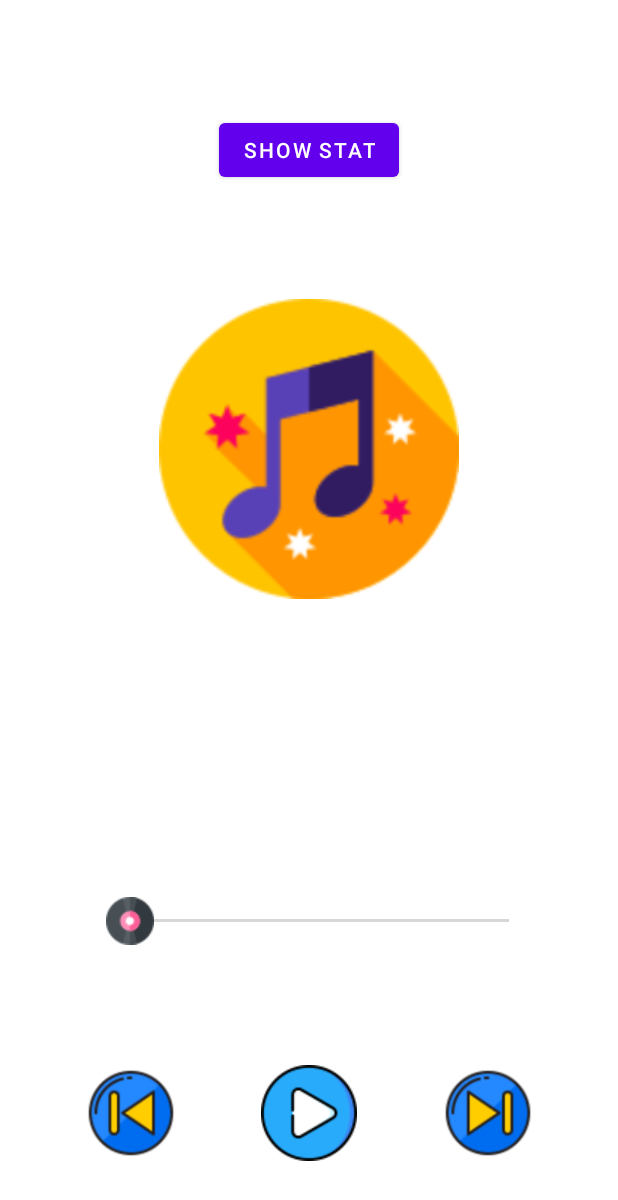
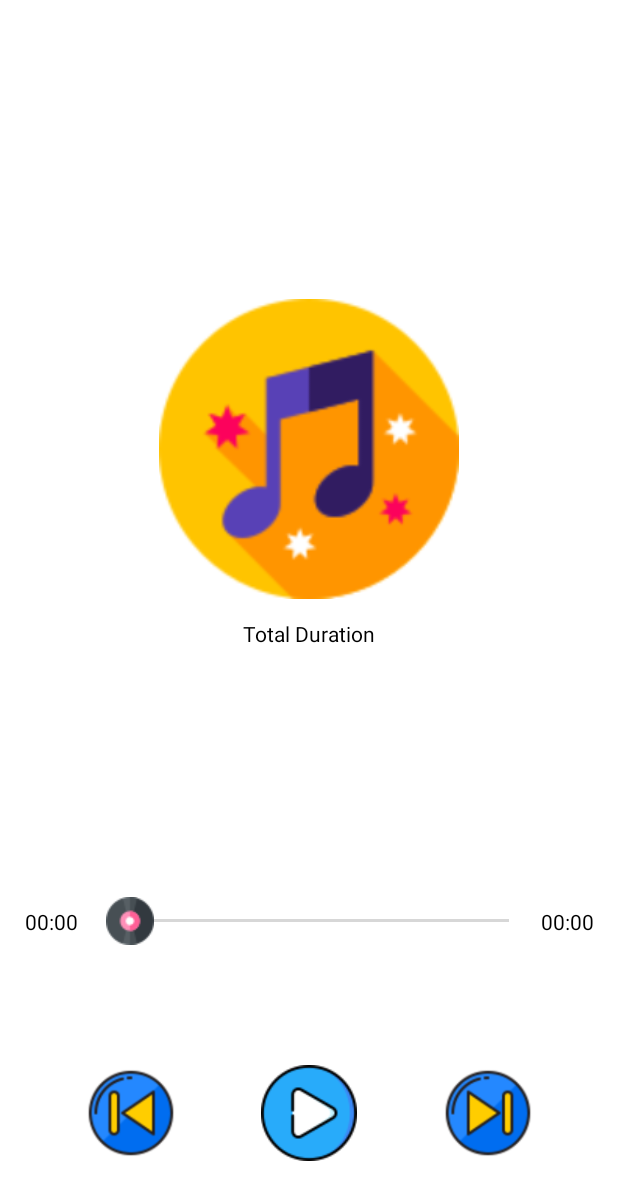
Before and after one commit to yashnaravade/MusicPlayer, an Android app: the layout activity_main.xml on its own in the app's theme, with its tools: preview values and no code run, on a phone screen of 412 x 824 dp. Shown: the top 1200 px of the screen. Run offline under Robolectric (Android 15) with nearby library versions, the phone set to English and light mode, and no system bars.

Commit message:
Sound Player Completed

```diff
--- a/app/src/main/java/com/example/musicplayer/MainActivity.kt
+++ b/app/src/main/java/com/example/musicplayer/MainActivity.kt
@@ -6,10 +6,7 @@ import android.os.Bundle
 import android.os.Handler
 import android.os.Looper
 import android.util.Log
-import android.widget.Button
-import android.widget.ImageView
-import android.widget.SeekBar
-import android.widget.Toast
+import android.widget.*
 
 class MainActivity : AppCompatActivity() {
 
@@ -17,6 +14,10 @@ class MainActivity : AppCompatActivity() {
     lateinit var  seekBar: SeekBar
     lateinit var  btnPlay: ImageView
     var currentSongNumber: Int =1
+
+    lateinit var tvTotalDuration: TextView
+    lateinit var tvPassedDuration: TextView
+    lateinit var tvRemainingDuration: TextView
 
     override fun onCreate(savedInstanceState: Bundle?) {
         super.onCreate(savedInstanceState)
@@ -29,35 +30,33 @@ class MainActivity : AppCompatActivity() {
         val btnNext: ImageView = findViewById(R.id.btnNext)
         seekBar = findViewById(R.id.seekBar)
 
+        tvTotalDuration = findViewById(R.id.tvTotalDuration)
+        tvPassedDuration = findViewById(R.id.tvPassedDuration)
+        tvRemainingDuration = findViewById(R.id.tvRemainingDuration)
+
 
         player = MediaPlayer.create(this, R.raw.songa)
         seekBar.max = player.duration / 1000
 
-        val btnShowStat: Button = findViewById(R.id.btnShowStat)
 
-        btnShowStat.setOnClickListener {
-
-
-        }
 
 
         val mainHandler = Handler(Looper.getMainLooper())
         mainHandler.post(object: Runnable{
             override fun run() {
 
+                val totalDuration=player.duration/1000
+                val remainingDuration = (player.duration - player.currentPosition)/1000
+                val passedDuration = totalDuration - remainingDuration
 
+                seekBar.progress = passedDuration
 
-                val total_duration=player.duration/1000
-                val remaining_duration = (player.duration - player.currentPosition) /1000
-                val passed_duration = total_duration - remaining_duration
-
-                seekBar.progress = passed_duration
-
-
+                tvTotalDuration.text = ""+(totalDuration/60)+":"+(totalDuration%60)
+                tvPassedDuration.text = ""+(passedDuration/60)+":"+(passedDuration%60)
+                tvRemainingDuration.text = ""+(remainingDuration/60)+":"+(remainingDuration%60)
 
                 mainHandler.postDelayed(this, 1000)
             }
-
         })
 
         btnPlay.setOnClickListener {
--- a/app/src/main/res/layout/activity_main.xml
+++ b/app/src/main/res/layout/activity_main.xml
@@ -58,14 +58,37 @@
         app:layout_constraintTop_toTopOf="parent"
         app:srcCompat="@drawable/music" />
 
-    <Button
-        android:id="@+id/btnShowStat"
+    <TextView
+        android:id="@+id/tvTotalDuration"
         android:layout_width="wrap_content"
         android:layout_height="wrap_content"
-        android:text="Show Stat"
-        app:layout_constraintBottom_toTopOf="@+id/imageView4"
+        android:layout_marginTop="13dp"
+        android:text="Total Duration"
+        android:textColor="#000000"
         app:layout_constraintEnd_toEndOf="@+id/imageView4"
         app:layout_constraintStart_toStartOf="@+id/imageView4"
-        app:layout_constraintTop_toTopOf="parent" />
+        app:layout_constraintTop_toBottomOf="@+id/imageView4" />
+
+    <TextView
+        android:id="@+id/tvPassedDuration"
+        android:layout_width="wrap_content"
+        android:layout_height="wrap_content"
+        android:layout_marginEnd="5dp"
+        android:text="00:00"
+        android:textColor="#000000"
+        app:layout_constraintBottom_toBottomOf="@+id/seekBar"
+        app:layout_constraintEnd_toStartOf="@+id/seekBar"
+        app:layout_constraintTop_toTopOf="@+id/seekBar" />
+
+    <TextView
+        android:id="@+id/tvRemainingDuration"
+        android:layout_width="wrap_content"
+        android:layout_height="wrap_content"
+        android:layout_marginStart="5dp"
+        android:text="00:00"
+        android:textColor="#000000"
+        app:layout_constraintBottom_toBottomOf="@+id/seekBar"
+        app:layout_constraintStart_toEndOf="@+id/seekBar"
+        app:layout_constraintTop_toTopOf="@+id/seekBar" />
 
 </androidx.constraintlayout.widget.ConstraintLayout>
```
